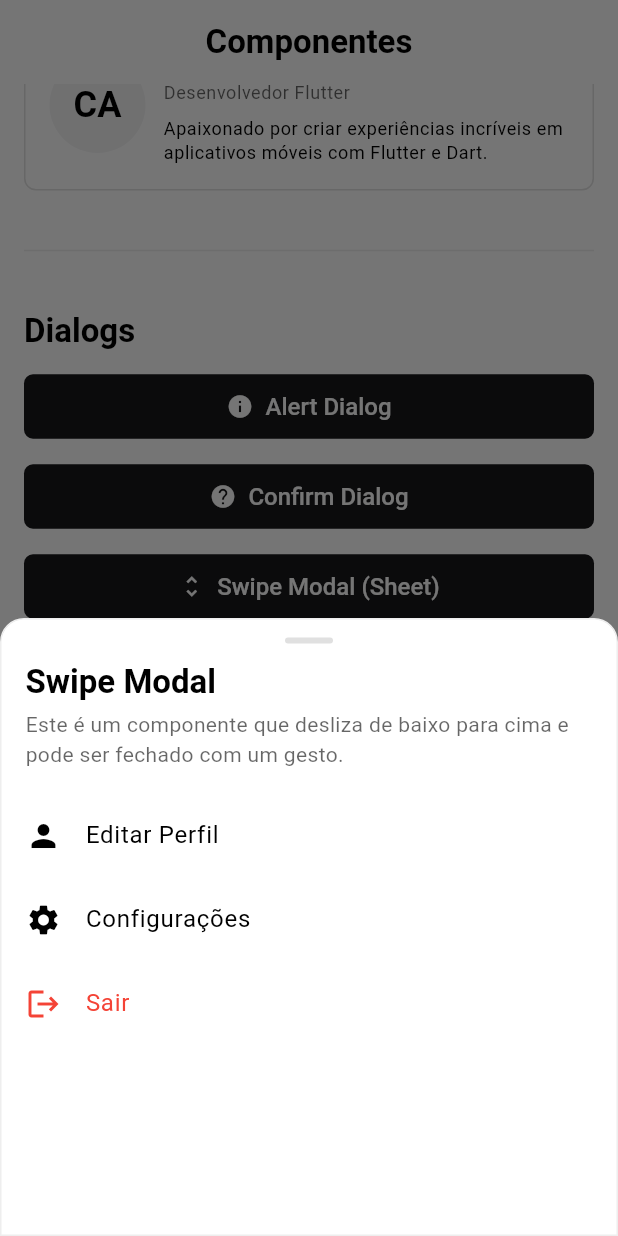
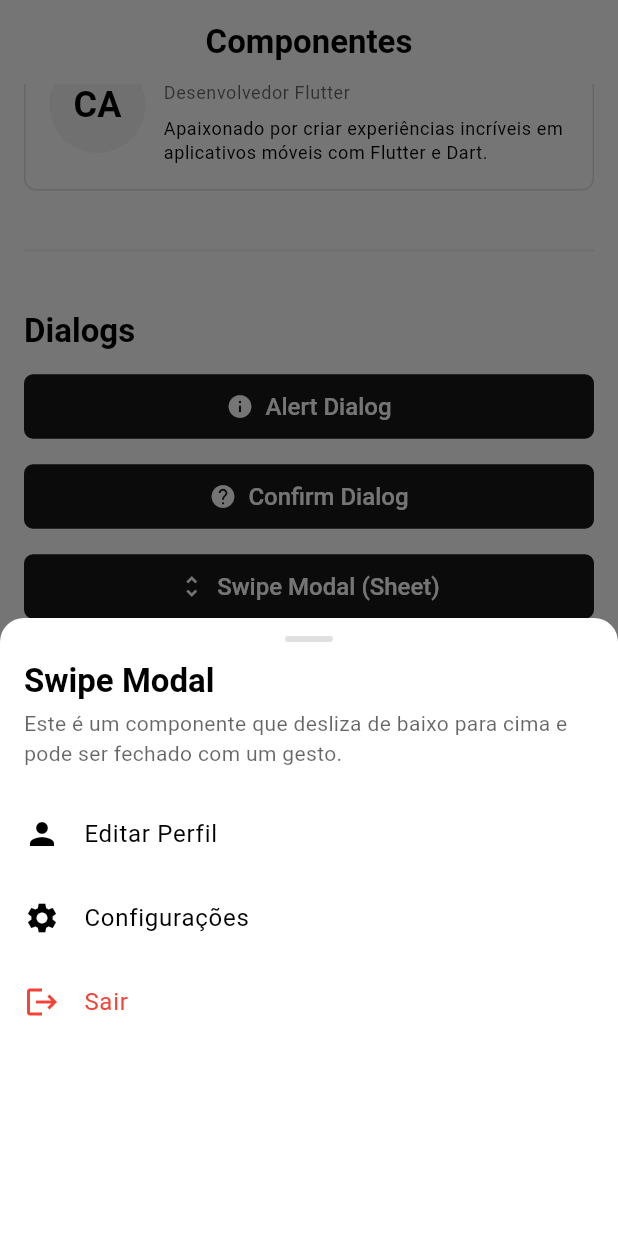
Before and after one commit to carlosxfelipe/go-router-template, a Flutter app: the ComponentsScreen screen opened by its route, scrolled down 2880 dp, after a tap on "Swipe Modal (Sheet)", on a phone screen of 412 x 824 dp. Run offline on Flutter 3.47's test engine with Material 3 defaults, Android fonts, the phone set to English and light mode, and no system bars; our stand-ins replace go_router.

Commit message:
style: Constrain app maximum width, ensure data table minimum width, and conditionally apply sheet border.

```diff
--- a/lib/widgets/display/data_table.dart
+++ b/lib/widgets/display/data_table.dart
@@ -107,8 +107,12 @@ class _CustomDataTableState<T> extends State<CustomDataTable<T>> {
     return Column(
       crossAxisAlignment: CrossAxisAlignment.stretch,
       children: [
-        SingleChildScrollView(
+        LayoutBuilder(
+          builder: (context, constraints) {
+            return SingleChildScrollView(
               scrollDirection: Axis.horizontal,
+              child: ConstrainedBox(
+                constraints: BoxConstraints(minWidth: constraints.maxWidth),
                 child: DataTable(
                   headingRowHeight: widget.headingRowHeight,
                   headingRowColor: WidgetStateProperty.all(
@@ -135,6 +139,9 @@ class _CustomDataTableState<T> extends State<CustomDataTable<T>> {
                     return DataRow(cells: widget.cellBuilder(item));
                   }).toList(),
                 ),
+              ),
+            );
+          },
         ),
         if (hasPagination) ...[
           const Divider(height: 1),
--- a/lib/widgets/feedback/sheet.dart
+++ b/lib/widgets/feedback/sheet.dart
@@ -31,9 +31,6 @@ class CustomSheet {
         final isDarkMode = theme.brightness == Brightness.dark;
         final effectiveBackgroundColor =
             backgroundColor ?? theme.scaffoldBackgroundColor;
-        final borderColor = isDarkMode
-            ? Colors.grey.shade800
-            : Colors.grey.shade200;
         final handleColor = isDarkMode
             ? Colors.grey.shade700
             : Colors.grey.shade300;
@@ -45,7 +42,9 @@ class CustomSheet {
           decoration: BoxDecoration(
             color: effectiveBackgroundColor,
             borderRadius: const BorderRadius.vertical(top: Radius.circular(16)),
-            border: Border.all(color: borderColor, width: 1),
+            border: isDarkMode
+                ? Border.all(color: theme.colorScheme.outlineVariant, width: 1)
+                : null,
           ),
           padding: EdgeInsets.only(
             bottom: MediaQuery.of(context).viewInsets.bottom,
```
Also changed, not shown: lib/main.dart (+14 -1 lines). Lines whose indentation alone changed are shown as unchanged.
